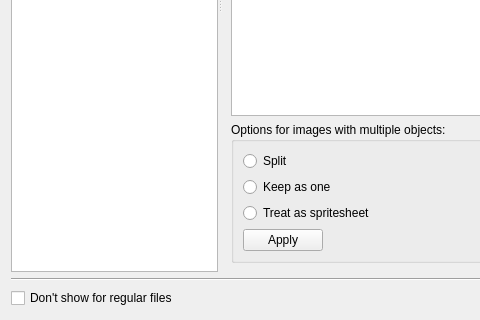
Above: compound_widgets/import_widget/importdialog.ui from jreuss/tudimapper before the change; both pictures show x 0 to 480 and y 280 to 600 of the 800 by 600 pixel window. Below: the same form after it.
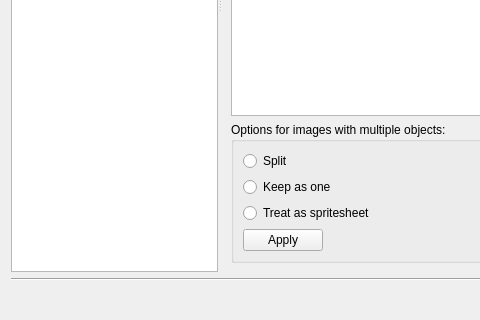
That is the form after the change. Custom widgets are drawn as their Qt base class.

What changed in the file:
```diff
--- a/compound_widgets/import_widget/importdialog.ui
+++ b/compound_widgets/import_widget/importdialog.ui
@@ -32,13 +32,6 @@
    </item>
    <item row="2" column="0">
     <layout class="QHBoxLayout" name="horizontalLayout_2">
-     <item>
-      <widget class="QCheckBox" name="checkBox_dontShowRegular">
-       <property name="text">
-        <string>Don't show for regular files</string>
-       </property>
-      </widget>
-     </item>
      <item>
       <spacer name="horizontalSpacer">
        <property name="orientation">
```
Left out of the diff: 6 changed lines with no effect on the pictures.
